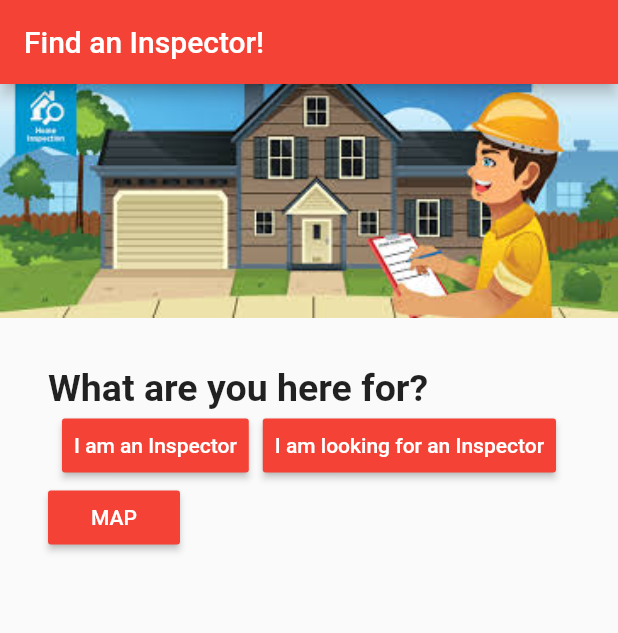
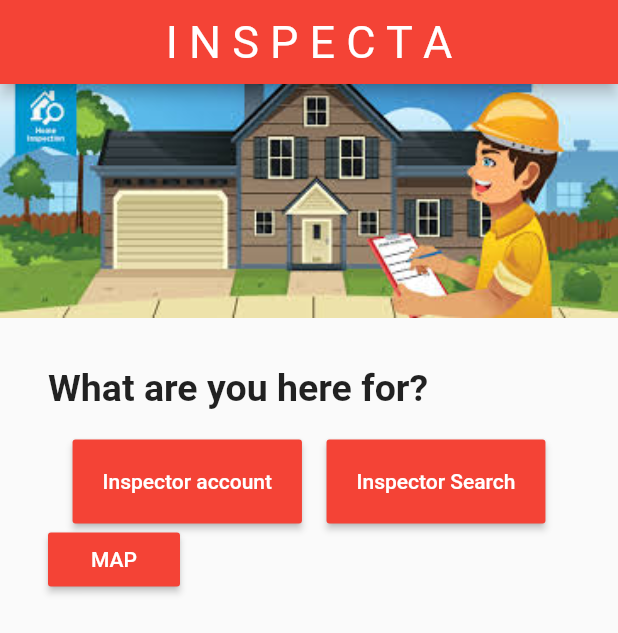
Before and after one commit to KenKhor/Hackathon2019, a Flutter app: the screen it shows after launch, on a phone screen of 412 x 824 dp. Shown: the top 633 px of the screen. Run offline on Flutter 3.47's test engine with Material 2 defaults, Android fonts, the phone set to English and light mode, and no system bars; our stand-ins replace google_maps_flutter.

Commit message:
gabes working

```diff
--- a/hackthon_2019/lib/main.dart
+++ b/hackthon_2019/lib/main.dart
@@ -27,7 +27,10 @@ class MyApp extends StatelessWidget {
         // is not restarted.
         primarySwatch: Colors.red,
       ),
-      home: MyHomePage(title: 'Find an Inspector!'),
+      home: MyHomePage(
+          title: 'I N S P E C T A',
+         ),
+
     );
   }
 }
@@ -96,15 +99,19 @@ class _MyHomePageState extends State<MyHomePage> {
                 style: TextStyle(
                   fontWeight: FontWeight.bold,
                   fontSize: 25,
+
                 ),
               ),
             ],
+          ),
+          new Container(
+            height: 20,
           ),
           Row(
               mainAxisAlignment: MainAxisAlignment.spaceEvenly,
               children: <Widget>[
                 new RaisedButton(
-                  padding: const EdgeInsets.all(8.0),
+                  padding: const EdgeInsets.all(20.0),
                   textColor: Colors.white,
                   color: Colors.red,
                   onPressed: () {
@@ -116,15 +123,15 @@ class _MyHomePageState extends State<MyHomePage> {
                       MaterialPageRoute(builder: (context) => SecondRoute()),
                     );
                   },
-                  child: new Text("I am an Inspector"),
+                  child: new Text("Inspector account"),
                 ),
 
                 new RaisedButton(
-                  padding: const EdgeInsets.all(8.0),
+                  padding: const EdgeInsets.all(20.0),
                   textColor: Colors.white,
                   color: Colors.red,
                   onPressed: _reset,
-                  child: new Text("I am looking for an Inspector"),
+                  child: new Text("Inspector Search"),
                 ),
               ]
           ),
@@ -152,6 +159,12 @@ class _MyHomePageState extends State<MyHomePage> {
           // Here we take the value from the MyHomePage object that was created by
           // the App.build method, and use it to set our appbar title.
           title: Text(widget.title),
+          centerTitle: true,
+          textTheme: TextTheme(
+          title: TextStyle(
+          color: Colors.white,
+          fontSize: 30.0,)
+          )
         ),
         body: ListView(
             children: [
```
